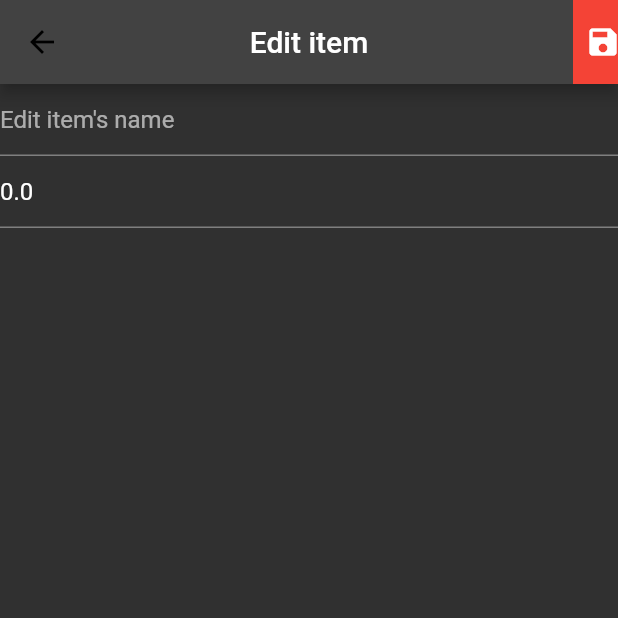
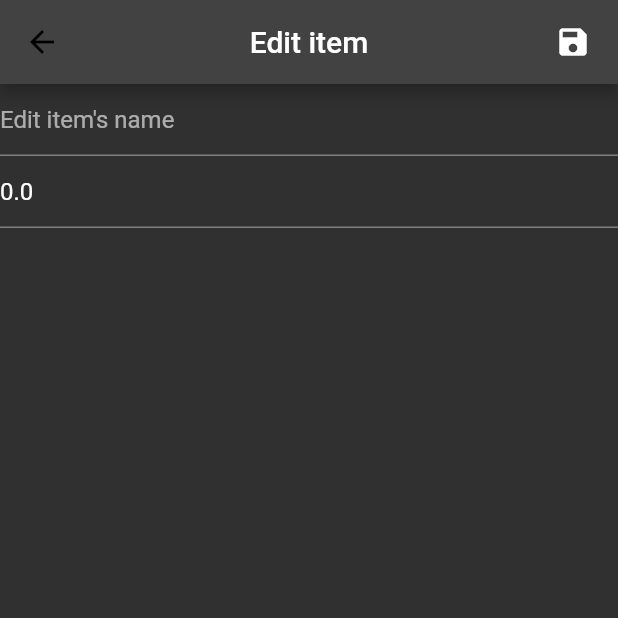
Before and after one commit to mariandanila/shoppinglist, a Flutter app: the DetailsScreen screen opened directly with empty values, on a phone screen of 412 x 824 dp, the top half of it. Run offline on Flutter 3.47's test engine with Material 2 defaults, Android fonts, the phone set to English and light mode, and no system bars.

Commit message:
last commit

```diff
--- a/lib/main.dart
+++ b/lib/main.dart
@@ -5,10 +5,6 @@ import 'package:grocery_app/models/GroceryModel.dart';
 import 'package:grocery_app/route_generator.dart';
 import 'package:grocery_app/screens/DetailsScreen.dart';
 import 'package:grocery_app/screens/HomeScreen.dart';
-
-//to do: un alt imput pentru pret de tipul double
-//restrictie pentru apasarea butonului fara ambele imputuri completate
-//optiune de stergere pentru un item
 
 void main() {
   runApp(
--- a/lib/route_generator.dart
+++ b/lib/route_generator.dart
@@ -17,9 +17,9 @@ class RouteGenerator {
 //                    item: args
 //                  ));
     }
+//    return _errorRoute();
+//    default:
     return _errorRoute();
-//    default:
-//        return _errorRoute();
   }
 }
 
--- a/lib/screens/DetailsScreen.dart
+++ b/lib/screens/DetailsScreen.dart
@@ -45,7 +45,7 @@ class _DetailsScreenState extends State<DetailsScreen> {
     final itemToModify = ModifyItem(
         name: groceriesItem.text, price: double.parse(groceriesPrice.text));
 
-    void deleteItem() {
+    void modifyItem() {
       Navigator.of(context).pop(itemToModify);
     }
 
@@ -56,35 +56,29 @@ class _DetailsScreenState extends State<DetailsScreen> {
           leading: const BackButton(
             color: Colors.black,
           ),
-//        leading: Builder(builder: (BuildContext context) {
-//          return IconButton(onPressed: onPressed, icon: icon)
-//        }
           actions: [
             Container(
-                width: 30,
+                width: 60,
                 height: 30,
-                color: Colors.red,
                 child: IconButton(
                   icon: Icon(
                     Icons.save,
                     color: Colors.white,
                   ),
                   onPressed: () {
-                    deleteItem();
+                    modifyItem();
                   },
                 ))
           ]),
       body: Column(children: [
         TextFormField(
           controller: groceriesItem,
-//          initialValue: details.name,
           decoration: const InputDecoration(
             hintText: 'Edit item\'s name',
           ),
         ),
         TextFormField(
           controller: groceriesPrice,
-//          initialValue: item.price.toString(),
           decoration: const InputDecoration(
             hintText: 'Edit item\'s price',
           ),
--- a/pubspec.yaml
+++ b/pubspec.yaml
@@ -36,6 +36,8 @@ dependencies:
   # The following adds the Cupertino Icons font to your application.
   # Use with the CupertinoIcons class for iOS style icons.
   cupertino_icons: ^1.0.2
+  flutter_bloc: ^8.0.1
+  equatable: ^2.0.3
 
 dev_dependencies:
   flutter_test:
```
Also changed, not shown: lib/screens/HomeScreen.dart (+0 -8 lines), pubspec.lock.
